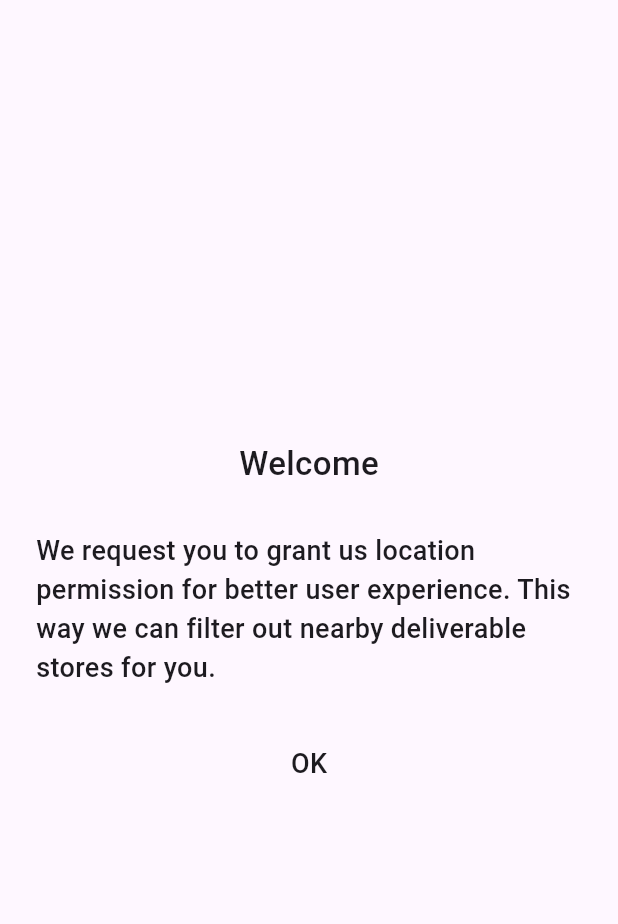
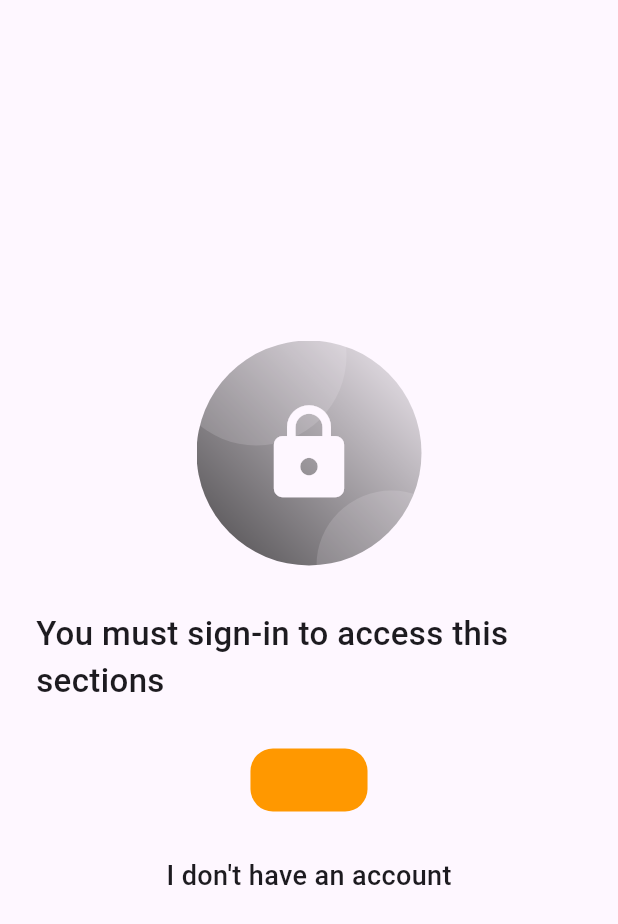
Before and after one commit to hafedh049/restaurant_management, a Flutter app: the MustSignIn screen opened directly, on a phone screen of 412 x 824 dp. Shown: the top 924 px of the screen. Run offline on Flutter 3.47's test engine with Material 3 defaults, Android fonts, the phone set to English and light mode, and no system bars; our stand-ins replace firebase_core, flutter_animate, hive, icons_plus, lottie, url_strategy; accounts and stored records are empty; network calls fail.

Commit message:
Added  assets/pictures/delivery.png A  assets/pictures/pickup.png  M lib/utils/globals.dart MM lib/views/must_sign_in.dart

```diff
--- a/lib/utils/globals.dart
+++ b/lib/utils/globals.dart
@@ -11,3 +11,4 @@ const Color green = Colors.green;
 const Color orange = Colors.orange;
 const Color brown = Colors.orange;
 const Color yellow = Colors.orange;
+const Color white = Colors.orange;
--- a/lib/views/must_sign_in.dart
+++ b/lib/views/must_sign_in.dart
@@ -1,4 +1,6 @@
 import 'package:flutter/material.dart';
+
+import '../utils/globals.dart';
 
 class MustSignIn extends StatefulWidget {
   const MustSignIn({super.key});
@@ -17,17 +19,60 @@ class _MustSignInState extends State<MustSignIn> {
           child: Column(
             mainAxisSize: MainAxisSize.min,
             children: <Widget>[
-              Text("Welcome", style: TextStyle(fontSize: 22, fontWeight: FontWeight.w500, color: settings["main_color"])),
+              Stack(
+                children: <Widget>[
+                  Container(
+                    width: 150,
+                    height: 150,
+                    decoration: BoxDecoration(
+                        shape: BoxShape.circle,
+                        gradient: LinearGradient(begin: Alignment.bottomLeft, end: Alignment.topRight, colors: [
+                          Theme.of(context).focusColor.withOpacity(0.7),
+                          Theme.of(context).focusColor.withOpacity(0.05),
+                        ])),
+                    child: Icon(Icons.https, color: Theme.of(context).scaffoldBackgroundColor, size: 70),
+                  ),
+                  Positioned(
+                    right: -30,
+                    bottom: -50,
+                    child: Container(
+                      width: 100,
+                      height: 100,
+                      decoration: BoxDecoration(
+                        color: Theme.of(context).scaffoldBackgroundColor.withOpacity(0.15),
+                        borderRadius: BorderRadius.circular(150),
+                      ),
+                    ),
+                  ),
+                  Positioned(
+                    left: -20,
+                    top: -50,
+                    child: Container(
+                      width: 120,
+                      height: 120,
+                      decoration: BoxDecoration(
+                        color: Theme.of(context).scaffoldBackgroundColor.withOpacity(0.15),
+                        borderRadius: BorderRadius.circular(150),
+                      ),
+                    ),
+                  )
+                ],
+              ),
               const SizedBox(height: 30),
-              Flexible(child: Text("We request you to grant us location permission for better user experience. This way we can filter out nearby deliverable stores for you.", style: TextStyle(fontSize: 18, fontWeight: FontWeight.w500, color: settings["main_color"]))),
+              Flexible(child: Text("You must sign-in to access this sections", style: TextStyle(fontSize: 22, fontWeight: FontWeight.w500, color: settings["main_color"]))),
               const SizedBox(height: 30),
               GestureDetector(
-                onTap: _enablePermission,
+                onTap: () {},
                 child: Container(
                   padding: const EdgeInsets.symmetric(horizontal: 16, vertical: 8),
-                  decoration: BoxDecoration(color: null, borderRadius: BorderRadius.circular(15)),
-                  child: Text("OK", style: TextStyle(fontSize: 18, fontWeight: FontWeight.w500, color: settings["main_color"])),
+                  decoration: BoxDecoration(color: brown, borderRadius: BorderRadius.circular(15)),
+                  child: const Text("Login", style: TextStyle(fontSize: 18, fontWeight: FontWeight.w500, color: white)),
                 ),
+              ),
+              const SizedBox(height: 30),
+              GestureDetector(
+                onTap: () {},
+                child: Text("I don't have an account", style: TextStyle(fontSize: 18, fontWeight: FontWeight.w500, color: settings["main_color"])),
               ),
             ],
           ),
```
Also changed, not shown: assets/pictures/delivery.png (added), assets/pictures/pickup.png (added).
